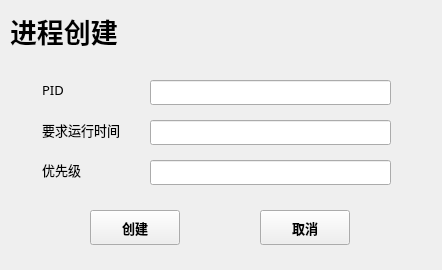
Kwanhooo/Allocation-and-Reclaim, file processcreate.ui: the form before one commit.
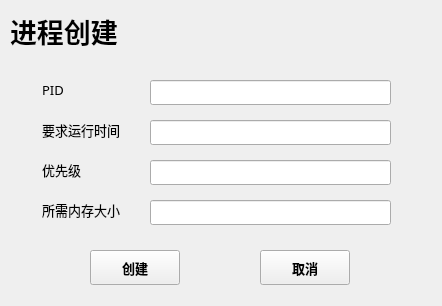
The form after the commit.

Commit message: 添加了内存处理

```diff
--- a/processcreate.ui
+++ b/processcreate.ui
@@ -7,7 +7,7 @@
     <x>0</x>
     <y>0</y>
     <width>442</width>
-    <height>270</height>
+    <height>306</height>
    </rect>
   </property>
   <property name="windowTitle">
@@ -125,7 +125,7 @@
    <property name="geometry">
     <rect>
      <x>90</x>
-     <y>210</y>
+     <y>250</y>
      <width>90</width>
      <height>35</height>
     </rect>
@@ -146,7 +146,7 @@
    <property name="geometry">
     <rect>
      <x>260</x>
-     <y>210</y>
+     <y>250</y>
      <width>90</width>
      <height>35</height>
     </rect>
@@ -163,6 +163,35 @@
     <string>取消</string>
    </property>
   </widget>
+  <widget class="QLineEdit" name="lineEdit_neededLength">
+   <property name="geometry">
+    <rect>
+     <x>150</x>
+     <y>200</y>
+     <width>241</width>
+     <height>25</height>
+    </rect>
+   </property>
+  </widget>
+  <widget class="QLabel" name="label_neededLength">
+   <property name="geometry">
+    <rect>
+     <x>42</x>
+     <y>200</y>
+     <width>86</width>
+     <height>20</height>
+    </rect>
+   </property>
+   <property name="font">
+    <font>
+     <family>微软雅黑</family>
+     <pointsize>10</pointsize>
+    </font>
+   </property>
+   <property name="text">
+    <string>所需内存大小</string>
+   </property>
+  </widget>
  </widget>
  <resources/>
  <connections/>
```
The commit also changes 11 other files.
